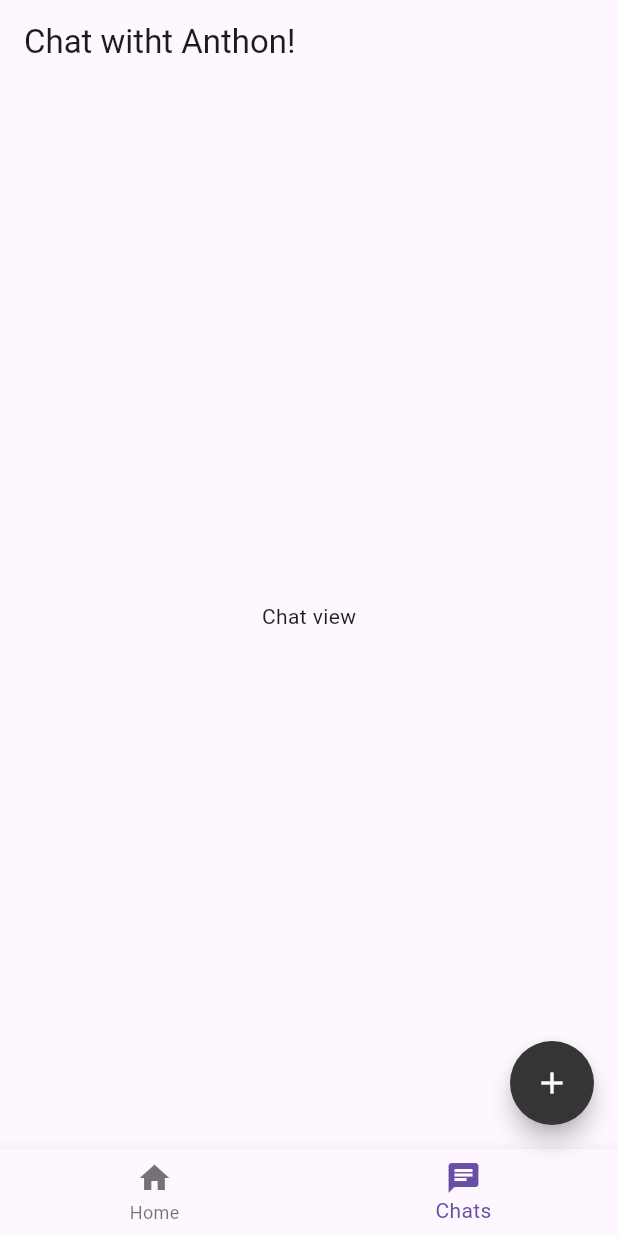
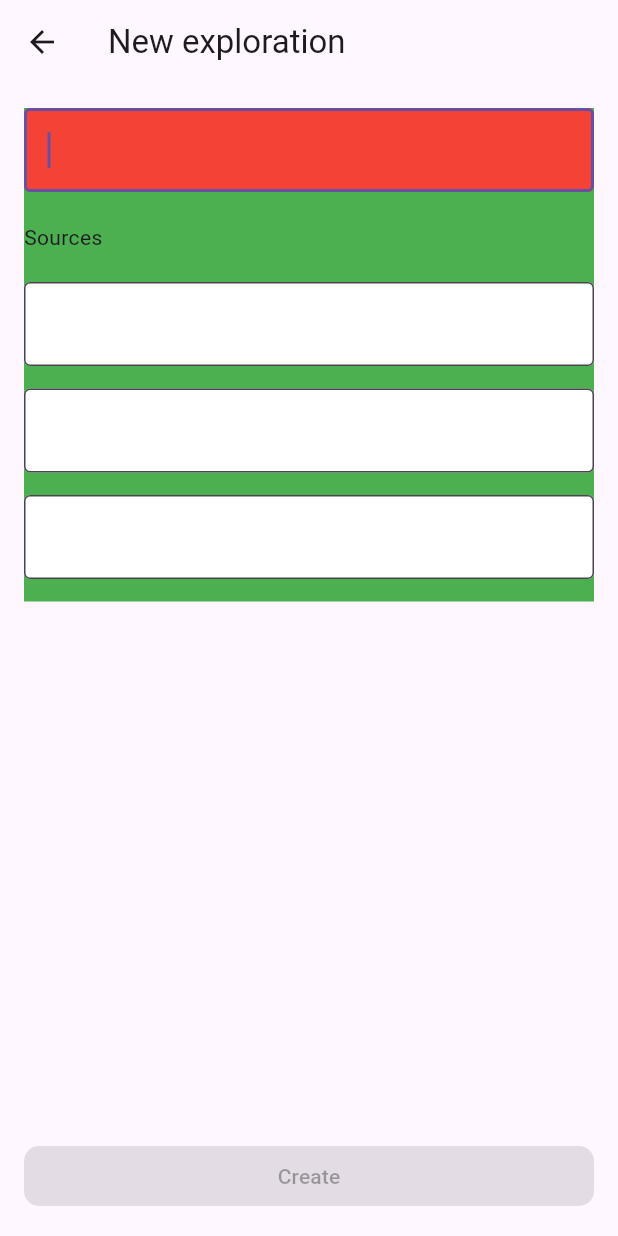
Before and after one commit to omartorresrios/humanconnection, a Flutter app: the screen it shows after launch, item 2 of the bottom bar chosen, after a tap on the "add" icon, on a phone screen of 412 x 824 dp. Run offline on Flutter 3.47's test engine with Material 3 defaults, Android fonts, the phone set to English and light mode, and no system bars.

Commit message:
Create NewExplorationView and go to it through the plus button. And enabled create button only when all textfields are fulfilled.

```diff
--- a/lib/views/exploration_details_view.dart
+++ b/lib/views/exploration_details_view.dart
@@ -28,11 +28,9 @@ class _ExplorationDetailsViewState extends State<ExplorationDetailsView> {
     explorationTextEditing.text = widget.exploration.body;
     explorationTextFocusNode.addListener(explorationTextOnFocusChange);
     for (var i = 0; i < widget.exploration.sources.length; i++) {
-      explorationSourceFocusNodes.add(FocusNode());
-    }
-    for (var i = 0; i < explorationSourceFocusNodes.length; i++) {
-      explorationSourceFocusNodes[i].addListener(
-          () => explorationSourceOnFocusChange(explorationSourceFocusNodes[i]));
+      FocusNode focusNode = FocusNode();
+      focusNode.addListener(() => explorationSourceOnFocusChange(focusNode));
+      explorationSourceFocusNodes.add(focusNode);
     }
     setSources();
     setFocusNodes();
--- a/lib/views/main_view.dart
+++ b/lib/views/main_view.dart
@@ -1,4 +1,5 @@
 import 'package:flutter/material.dart';
+import 'package:humanconnection/views/new_exploration.dart';
 import '../models/exploration.dart';
 import 'chats_view.dart';
 import 'explorations_view.dart';
@@ -27,7 +28,13 @@ class _MainViewState extends State<MainView> {
           children: views,
         ),
         floatingActionButton: FloatingActionButton(
-          onPressed: () {},
+          onPressed: () {
+            Navigator.push(
+              context,
+              MaterialPageRoute(
+                  builder: (context) => const NewExplorationView()),
+            );
+          },
           foregroundColor: const Color.fromARGB(255, 255, 255, 255),
           backgroundColor: const Color.fromARGB(255, 53, 53, 53),
           shape: const CircleBorder(),
--- /dev/null
+++ b/lib/views/new_exploration.dart
@@ -0,0 +1,121 @@
+import 'package:flutter/material.dart';
+
+class NewExplorationView extends StatefulWidget {
+  const NewExplorationView({super.key});
+
+  @override
+  State<NewExplorationView> createState() => _NewExplorationViewState();
+}
+
+class _NewExplorationViewState extends State<NewExplorationView> {
+  final explorationTextEditing = TextEditingController();
+  final List<TextEditingController> sourceControllers = [];
+  final explorationTextFocusNode = FocusNode();
+  bool isButtonActive = false;
+
+  @override
+  void initState() {
+    for (var i = 0; i < 3; i++) {
+      TextEditingController textEditingController = TextEditingController();
+      textEditingController.addListener(() => textOnFocusChange());
+      sourceControllers.add(textEditingController);
+    }
+    explorationTextEditing.addListener(() => textOnFocusChange());
+    explorationTextFocusNode.requestFocus();
+    super.initState();
+  }
+
+  void textOnFocusChange() {
+    bool sourcesAreFilled =
+        sourceControllers.every((source) => source.text.isNotEmpty);
+    setState(() => isButtonActive =
+        (explorationTextEditing.text.isNotEmpty && sourcesAreFilled));
+  }
+
+  @override
+  void dispose() {
+    explorationTextEditing.dispose();
+    for (final TextEditingController controller in sourceControllers) {
+      controller.dispose();
+    }
+    super.dispose();
+  }
+
+  @override
+  Widget build(BuildContext context) {
+    return Scaffold(
+      appBar: AppBar(
+        title: const Text("New exploration"),
+      ),
+      bottomNavigationBar: Container(
+        padding: const EdgeInsets.all(16.0),
+        width: double.infinity,
+        child: ElevatedButton(
+            onPressed: isButtonActive ? () => print("ahaaaaaaa") : null,
+            style: ElevatedButton.styleFrom(
+              shape: RoundedRectangleBorder(
+                borderRadius: BorderRadius.circular(10),
+              ),
+              splashFactory: NoSplash.splashFactory,
+              shadowColor: Colors.transparent,
+            ),
+            child: const Text("Create")),
+      ),
+      body: SingleChildScrollView(
+        child: Padding(
+          padding: const EdgeInsets.all(16.0),
+          child: Container(
+            color: Colors.green,
+            child: Column(
+              crossAxisAlignment: CrossAxisAlignment.start,
+              children: [
+                TextField(
+                  focusNode: explorationTextFocusNode,
+                  controller: explorationTextEditing,
+                  decoration: const InputDecoration(
+                      border: OutlineInputBorder(),
+                      fillColor: Colors.red,
+                      filled: true),
+                  minLines: 1,
+                  maxLines: 8,
+                  onTap: () {},
+                ),
+                const SizedBox(height: 20),
+                const Text("Sources"),
+                const SizedBox(height: 20),
+                sourceTextFields(),
+              ],
+            ),
+          ),
+        ),
+      ),
+    );
+  }
+
+  Widget sourceTextFields() {
+    return ListView.builder(
+      physics: const NeverScrollableScrollPhysics(),
+      // padding: const EdgeInsets.symmetric(horizontal: 15),
+      shrinkWrap: true,
+      itemCount: 3,
+      itemBuilder: (context, index) {
+        return Padding(
+            padding: const EdgeInsets.only(bottom: 15),
+            child: Row(children: [
+              Expanded(
+                child: TextField(
+                  // focusNode: explorationSourceFocusNodes[index],
+                  controller: sourceControllers[index],
+                  decoration: const InputDecoration(
+                      border: OutlineInputBorder(),
+                      fillColor: Color.fromARGB(255, 255, 255, 255),
+                      filled: true),
+                  maxLines: 1,
+                  onTap: () {},
+                ),
+              )
+            ]));
+      },
+    );
+  }
+}
```
